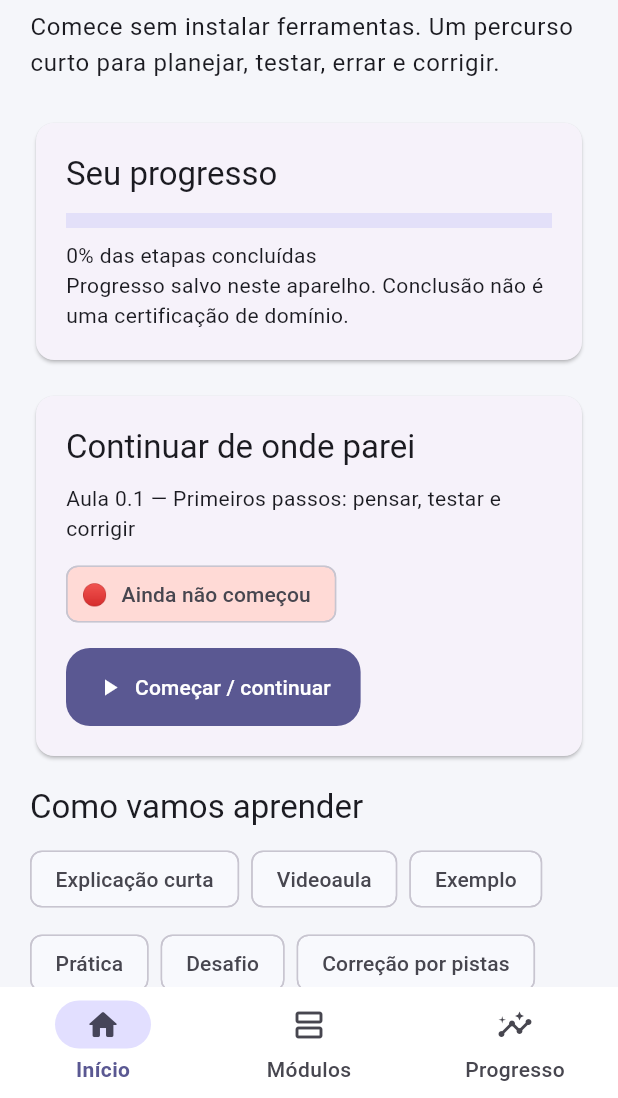
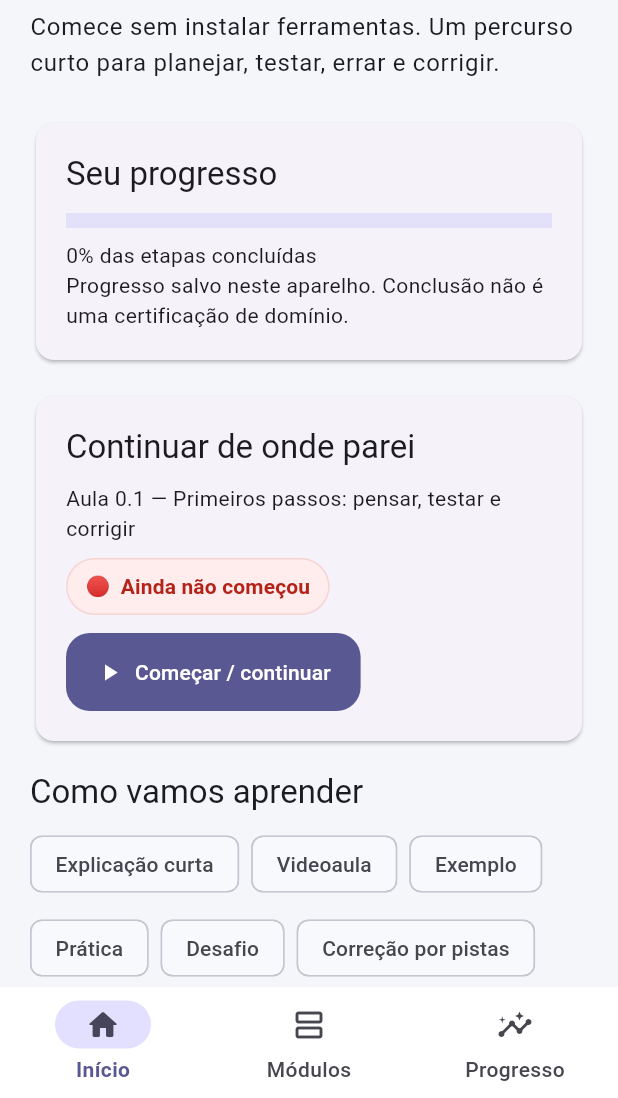
Before and after one commit to Pablomarinho199752/curso-programacao-zero-flutter, a Flutter app: the screen it shows after launch, on a phone screen of 412 x 824 dp, the part 138-1236 px from its top. Run offline on Flutter 3.47's test engine with Material 3 defaults, Android fonts, the phone set to English and light mode, and no system bars; our stand-ins replace shared_preferences.

Commit message:
feat(ui): destacar estados de progresso

```diff
--- a/lib/widgets/status_chip.dart
+++ b/lib/widgets/status_chip.dart
@@ -10,16 +10,42 @@ class StatusChip extends StatelessWidget {
   @override
   Widget build(BuildContext context) {
     final scheme = Theme.of(context).colorScheme;
-    final color = switch (status) {
-      SkillStatus.notStarted => scheme.errorContainer,
-      SkillStatus.inProgress => scheme.tertiaryContainer,
-      SkillStatus.mastered => scheme.primaryContainer,
+    final background = switch (status) {
+      SkillStatus.notStarted => const Color(0xFFFFECEC),
+      SkillStatus.inProgress => const Color(0xFFFFF4D6),
+      SkillStatus.mastered => const Color(0xFFE4F8EA),
+    };
+    final foreground = switch (status) {
+      SkillStatus.notStarted => const Color(0xFFB42318),
+      SkillStatus.inProgress => const Color(0xFF8A5700),
+      SkillStatus.mastered => const Color(0xFF177245),
     };
 
-    return Chip(
-      avatar: Text(status.emoji),
-      label: Text(status.label),
-      backgroundColor: color,
+    return Container(
+      padding: const EdgeInsets.symmetric(horizontal: 12, vertical: 8),
+      decoration: BoxDecoration(
+        color: background,
+        borderRadius: BorderRadius.circular(999),
+        border: Border.all(color: foreground.withValues(alpha: 0.12)),
+      ),
+      child: Row(
+        mainAxisSize: MainAxisSize.min,
+        children: [
+          Text(status.emoji, style: const TextStyle(fontSize: 13)),
+          const SizedBox(width: 7),
+          Text(
+            status.label,
+            style: Theme.of(context).textTheme.labelLarge?.copyWith(
+                  color: foreground,
+                  fontWeight: FontWeight.w700,
+                ),
+          ),
+          if (status == SkillStatus.mastered) ...[
+            const SizedBox(width: 6),
+            Icon(Icons.check_rounded, size: 16, color: scheme.primary),
+          ],
+        ],
+      ),
     );
   }
 }
```
